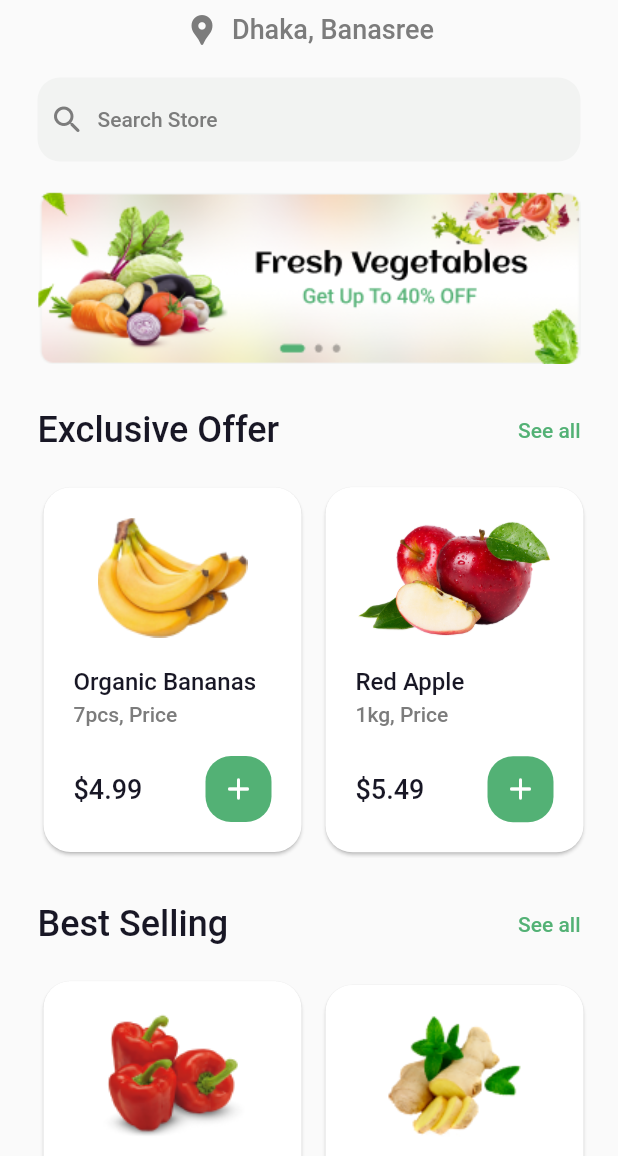
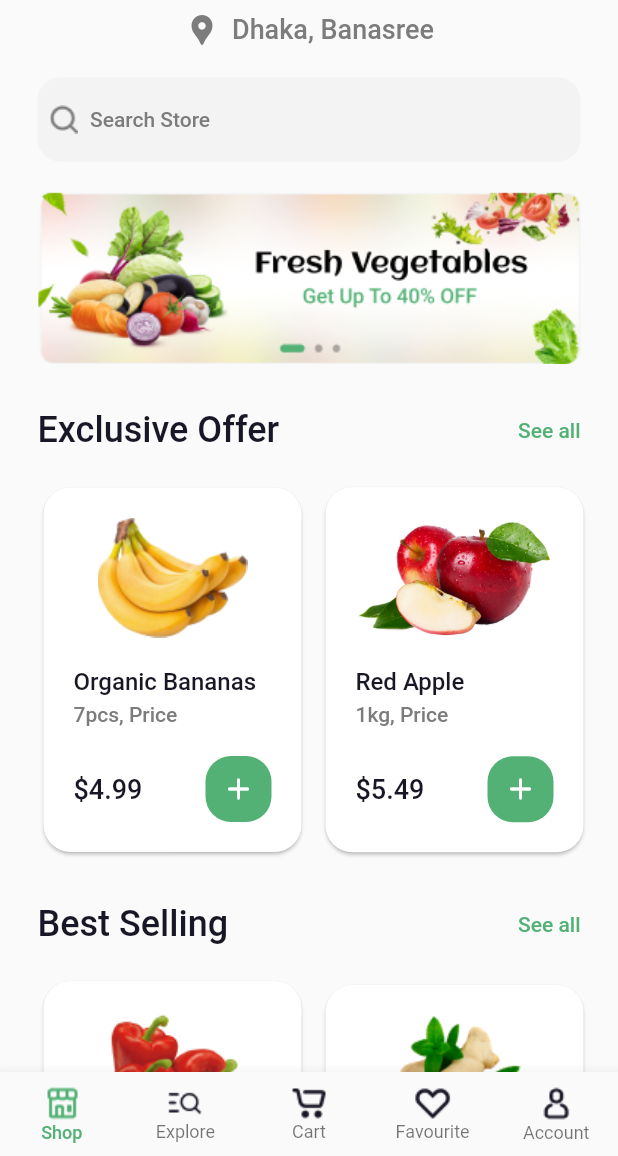
Before and after one commit to its-me-mahmud/nectar_clone, a Flutter app: the HomeScreen screen opened directly, on a phone screen of 412 x 824 dp, the part 80-1236 px from its top. Run offline on Flutter 3.47's test engine with Material 2 defaults, Android fonts, the phone set to English and light mode, and no system bars; our stand-ins replace intl_phone_field.

Commit message:
updated HomeScreen (#7)

```diff
--- a/lib/src/home/home_screen.dart
+++ b/lib/src/home/home_screen.dart
@@ -2,187 +2,76 @@ import 'package:flutter/material.dart';
 import 'package:nectar_clone/src/home/widgets/widgets.dart';
 import 'package:nectar_clone/src/utils/utils.dart';
 
-class HomeScreen extends StatelessWidget {
+class HomeScreen extends StatefulWidget {
   const HomeScreen({super.key});
+
+  @override
+  State<HomeScreen> createState() => _HomeScreenState();
+}
+
+class _HomeScreenState extends State<HomeScreen> {
+  int _currentIndex = 0;
+  final _screens = [const ProductList()];
 
   @override
   Widget build(BuildContext context) {
     return Scaffold(
-      body: SafeArea(
-        child: SingleChildScrollView(
-          child: Column(
-            children: [
-              Padding(
-                padding: const EdgeInsets.symmetric(horizontal: 25),
-                child: Column(
-                  children: [
-                    const SizedBox(height: 25),
-                    Image.asset('assets/icon/icon.png', height: 28),
-                    const SizedBox(height: 8),
-                    const Row(
-                      mainAxisAlignment: MainAxisAlignment.center,
-                      children: [
-                        Icon(
-                          Icons.location_pin,
-                          color: Color(AppColor.secondaryTextColor),
-                        ),
-                        SizedBox(width: 8),
-                        Text(
-                          'Dhaka, Banasree',
-                          style: TextStyle(
-                            fontSize: 18,
-                            fontWeight: FontWeight.w500,
-                            color: Color(AppColor.secondaryTextColor),
-                          ),
-                        ),
-                      ],
-                    ),
-                    const SizedBox(height: 20),
-                    const SearchBar(
-                      elevation: MaterialStatePropertyAll(0),
-                      backgroundColor:
-                          MaterialStatePropertyAll(Color(0xfff2f3f2)),
-                      leading: Icon(
-                        Icons.search_rounded,
-                        color: Color(AppColor.secondaryTextColor),
-                      ),
-                      hintText: 'Search Store',
-                      hintStyle: MaterialStatePropertyAll(
-                        TextStyle(
-                          color: Color(AppColor.secondaryTextColor),
-                        ),
-                      ),
-                      shape: MaterialStatePropertyAll(
-                        RoundedRectangleBorder(
-                          borderRadius: BorderRadius.all(Radius.circular(15)),
-                        ),
-                      ),
-                    ),
-                    const SizedBox(height: 20),
-                    Image.asset('assets/image/banner.png'),
-                    const SizedBox(height: 30),
-                  ],
-                ),
-              ),
-              Padding(
-                padding: const EdgeInsets.symmetric(horizontal: 25),
-                child: ReusableHeadline('Exclusive Offer', onTap: () {}),
-              ),
-              const SizedBox(height: 20),
-              const Padding(
-                padding: EdgeInsets.only(left: 25),
-                child: SingleChildScrollView(
-                  scrollDirection: Axis.horizontal,
-                  padding: EdgeInsets.only(right: 25),
-                  child: Row(
-                    mainAxisAlignment: MainAxisAlignment.spaceBetween,
-                    children: [
-                      ReusableProductItem(
-                        imageUrl: 'fruit/banana',
-                        title: 'Organic Bananas',
-                        subtitle: '7pcs',
-                        price: 4.99,
-                      ),
-                      SizedBox(width: 8),
-                      ReusableProductItem(
-                        imageUrl: 'fruit/apple',
-                        title: 'Red Apple',
-                        subtitle: '1kg',
-                        price: 5.49,
-                      ),
-                    ],
-                  ),
-                ),
-              ),
-              const SizedBox(height: 30),
-              Padding(
-                padding: const EdgeInsets.symmetric(horizontal: 25),
-                child: ReusableHeadline('Best Selling', onTap: () {}),
-              ),
-              const SizedBox(height: 20),
-              const Padding(
-                padding: EdgeInsets.only(left: 25),
-                child: SingleChildScrollView(
-                  scrollDirection: Axis.horizontal,
-                  padding: EdgeInsets.only(right: 25),
-                  child: Row(
-                    mainAxisAlignment: MainAxisAlignment.spaceBetween,
-                    children: [
-                      ReusableProductItem(
-                        imageUrl: 'vegetable/pepper',
-                        title: 'Bell Pepper Red',
-                        subtitle: '1kg',
-                        price: 5.55,
-                      ),
-                      SizedBox(width: 8),
-                      ReusableProductItem(
-                        imageUrl: 'vegetable/ginger',
-                        title: 'Ginger',
-                        subtitle: '250gm',
-                        price: 2.99,
-                      ),
-                    ],
-                  ),
-                ),
-              ),
-              const SizedBox(height: 30),
-              Padding(
-                padding: const EdgeInsets.symmetric(horizontal: 25),
-                child: ReusableHeadline('Groceries', onTap: () {}),
-              ),
-              const SizedBox(height: 20),
-              const Padding(
-                padding: EdgeInsets.only(left: 25),
-                child: SingleChildScrollView(
-                  scrollDirection: Axis.horizontal,
-                  padding: EdgeInsets.only(right: 25),
-                  child: Row(
-                    mainAxisAlignment: MainAxisAlignment.spaceBetween,
-                    children: [
-                      ReusableProductCategory(
-                        'Pulses',
-                        imageUrl: 'grocery/pulses',
-                        color: 0xfff8a44c,
-                      ),
-                      SizedBox(width: 10),
-                      ReusableProductCategory(
-                        'Rice',
-                        imageUrl: 'grocery/rice',
-                        color: AppColor.primaryColor,
-                      ),
-                    ],
-                  ),
-                ),
-              ),
-              const SizedBox(height: 20),
-              const Padding(
-                padding: EdgeInsets.only(left: 25),
-                child: SingleChildScrollView(
-                  scrollDirection: Axis.horizontal,
-                  padding: EdgeInsets.only(right: 25),
-                  child: Row(
-                    mainAxisAlignment: MainAxisAlignment.spaceBetween,
-                    children: [
-                      ReusableProductItem(
-                        imageUrl: 'meat/beef',
-                        title: 'Beef Bone',
-                        subtitle: '1kg',
-                        price: 15.75,
-                      ),
-                      SizedBox(width: 8),
-                      ReusableProductItem(
-                        imageUrl: 'meat/chicken',
-                        title: 'Broiler Chicken',
-                        subtitle: '1kg',
-                        price: 4.50,
-                      ),
-                    ],
-                  ),
-                ),
-              ),
-              const SizedBox(height: 25),
-            ],
+      body: IndexedStack(index: _currentIndex, children: _screens),
+      bottomNavigationBar: BottomNavigationBar(
+        items: [
+          BottomNavigationBarItem(
+            icon: Image.asset(
+              'assets/icon/shop.png',
+              color: _currentIndex == 0
+                  ? const Color(AppColor.primaryColor)
+                  : null,
+            ),
+            label: 'Shop',
           ),
+          BottomNavigationBarItem(
+            icon: Image.asset(
+              'assets/icon/explore.png',
+              color: _currentIndex == 1
+                  ? const Color(AppColor.primaryColor)
+                  : null,
+            ),
+            label: 'Explore',
+          ),
+          BottomNavigationBarItem(
+            icon: Image.asset(
+              'assets/icon/cart.png',
+              color: _currentIndex == 2
+                  ? const Color(AppColor.primaryColor)
+                  : null,
+            ),
+            label: 'Cart',
+          ),
+          BottomNavigationBarItem(
+            icon: Image.asset(
+              'assets/icon/favourite.png',
+              color: _currentIndex == 3
+                  ? const Color(AppColor.primaryColor)
+                  : null,
+            ),
+            label: 'Favourite',
+          ),
+          BottomNavigationBarItem(
+            icon: Image.asset(
+              'assets/icon/account.png',
+              color: _currentIndex == 4
+                  ? const Color(AppColor.primaryColor)
+                  : null,
+            ),
+            label: 'Account',
+          ),
+        ],
+        onTap: (value) => setState(() => _currentIndex = value),
+        currentIndex: _currentIndex,
+        type: BottomNavigationBarType.fixed,
+        selectedItemColor: const Color(AppColor.primaryColor),
+        selectedLabelStyle: const TextStyle(
+          fontSize: 12,
+          fontWeight: FontWeight.w500,
         ),
       ),
     );
--- /dev/null
+++ b/lib/src/home/widgets/product_list.dart
@@ -0,0 +1,189 @@
+import 'package:flutter/material.dart';
+import 'package:nectar_clone/src/home/widgets/widgets.dart';
+import 'package:nectar_clone/src/utils/utils.dart';
+
+class ProductList extends StatelessWidget {
+  const ProductList({super.key});
+
+  @override
+  Widget build(BuildContext context) {
+    return SafeArea(
+      child: SingleChildScrollView(
+        child: Column(
+          children: [
+            Padding(
+              padding: const EdgeInsets.symmetric(horizontal: 25),
+              child: Column(
+                children: [
+                  const SizedBox(height: 25),
+                  Image.asset('assets/icon/icon.png', height: 28),
+                  const SizedBox(height: 8),
+                  const Row(
+                    mainAxisAlignment: MainAxisAlignment.center,
+                    children: [
+                      Icon(
+                        Icons.location_pin,
+                        color: Color(AppColor.secondaryTextColor),
+                      ),
+                      SizedBox(width: 8),
+                      Text(
+                        'Dhaka, Banasree',
+                        style: TextStyle(
+                          fontSize: 18,
+                          fontWeight: FontWeight.w500,
+                          color: Color(AppColor.secondaryTextColor),
+                        ),
+                      ),
+                    ],
+                  ),
+                  const SizedBox(height: 20),
+                  SearchBar(
+                    elevation: const MaterialStatePropertyAll(0),
+                    backgroundColor: const MaterialStatePropertyAll(
+                      Color(0xfff2f3f2),
+                    ),
+                    leading: Image.asset(
+                      'assets/icon/search.png',
+                      color: const Color(AppColor.secondaryTextColor),
+                    ),
+                    hintText: 'Search Store',
+                    hintStyle: const MaterialStatePropertyAll(
+                      TextStyle(
+                        color: Color(AppColor.secondaryTextColor),
+                      ),
+                    ),
+                    shape: const MaterialStatePropertyAll(
+                      RoundedRectangleBorder(
+                        borderRadius: BorderRadius.all(Radius.circular(15)),
+                      ),
+                    ),
+                  ),
+                  const SizedBox(height: 20),
+                  Image.asset('assets/image/banner.png'),
+                  const SizedBox(height: 30),
+                ],
+              ),
+            ),
+            Padding(
+              padding: const EdgeInsets.symmetric(horizontal: 25),
+              child: ReusableHeadline('Exclusive Offer', onTap: () {}),
+            ),
+            const SizedBox(height: 20),
+            const Padding(
+              padding: EdgeInsets.only(left: 25),
+              child: SingleChildScrollView(
+                scrollDirection: Axis.horizontal,
+                padding: EdgeInsets.only(right: 25),
+                child: Row(
+                  mainAxisAlignment: MainAxisAlignment.spaceBetween,
+                  children: [
+                    ReusableProductItem(
+                      imageUrl: 'fruit/banana',
+                      title: 'Organic Bananas',
+                      subtitle: '7pcs',
+                      price: 4.99,
+                    ),
+                    SizedBox(width: 8),
+                    ReusableProductItem(
+                      imageUrl: 'fruit/apple',
+                      title: 'Red Apple',
+                      subtitle: '1kg',
+                      price: 5.49,
+                    ),
+                  ],
+                ),
+              ),
+            ),
+            const SizedBox(height: 30),
+            Padding(
+              padding: const EdgeInsets.symmetric(horizontal: 25),
+              child: ReusableHeadline('Best Selling', onTap: () {}),
+            ),
+            const SizedBox(height: 20),
+            const Padding(
+              padding: EdgeInsets.only(left: 25),
+              child: SingleChildScrollView(
+                scrollDirection: Axis.horizontal,
+                padding: EdgeInsets.only(right: 25),
+                child: Row(
+                  mainAxisAlignment: MainAxisAlignment.spaceBetween,
+                  children: [
+                    ReusableProductItem(
+                      imageUrl: 'vegetable/pepper',
+                      title: 'Bell Pepper Red',
+                      subtitle: '1kg',
+                      price: 5.55,
+                    ),
+                    SizedBox(width: 8),
+                    ReusableProductItem(
+                      imageUrl: 'vegetable/ginger',
+                      title: 'Ginger',
+                      subtitle: '250gm',
+                      price: 2.99,
+                    ),
+                  ],
+                ),
+              ),
+            ),
+            const SizedBox(height: 30),
+            Padding(
+              padding: const EdgeInsets.symmetric(horizontal: 25),
+              child: ReusableHeadline('Groceries', onTap: () {}),
+            ),
+            const SizedBox(height: 20),
+            const Padding(
+              padding: EdgeInsets.only(left: 25),
+              child: SingleChildScrollView(
+                scrollDirection: Axis.horizontal,
+                padding: EdgeInsets.only(right: 25),
+                child: Row(
+                  mainAxisAlignment: MainAxisAlignment.spaceBetween,
+                  children: [
+                    ReusableProductCategory(
+                      'Pulses',
+                      imageUrl: 'grocery/pulses',
+                      color: 0xfff8a44c,
+                    ),
+                    SizedBox(width: 10),
+                    ReusableProductCategory(
+                      'Rice',
+                      imageUrl: 'grocery/rice',
+                      color: AppColor.primaryColor,
+                    ),
+                  ],
+                ),
+              ),
+            ),
+            const SizedBox(height: 20),
+            const Padding(
+              padding: EdgeInsets.only(left: 25),
+              child: SingleChildScrollView(
+                scrollDirection: Axis.horizontal,
+                padding: EdgeInsets.only(right: 25),
+                child: Row(
+                  mainAxisAlignment: MainAxisAlignment.spaceBetween,
+                  children: [
+                    ReusableProductItem(
+                      imageUrl: 'meat/beef',
+                      title: 'Beef Bone',
+                      subtitle: '1kg',
+                      price: 15.75,
+                    ),
+                    SizedBox(width: 8),
+                    ReusableProductItem(
+                      imageUrl: 'meat/chicken',
+                      title: 'Broiler Chicken',
+                      subtitle: '1kg',
+                      price: 4.50,
+                    ),
+                  ],
+                ),
+              ),
+            ),
+            const SizedBox(height: 25),
+          ],
+        ),
+      ),
+    );
+  }
+}
--- a/lib/src/home/widgets/widgets.dart
+++ b/lib/src/home/widgets/widgets.dart
@@ -1,3 +1,4 @@
+export 'product_list.dart';
 export 'reusable_headline.dart';
 export 'reusable_product_category.dart';
 export 'reusable_product_item.dart';
```
Also changed, not shown: assets/icon/account.png (added), assets/icon/cart.png (added), assets/icon/explore.png (added), assets/icon/favourite.png (added), assets/icon/pin.png (added), assets/icon/search.png (added), assets/icon/shop.png (added).
